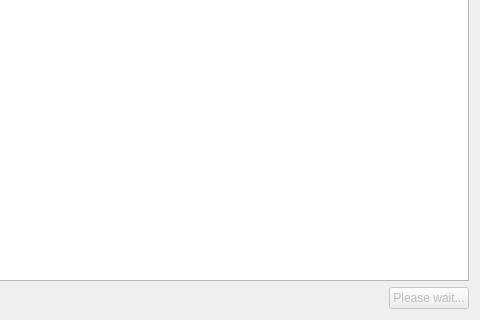
Old version of the form src/OrbitQt/MoveFilesDialog.ui in the repository google/orbit; both pictures show x 520 to 1000 and y 430 to 750 of the 1000 by 750 pixel window.
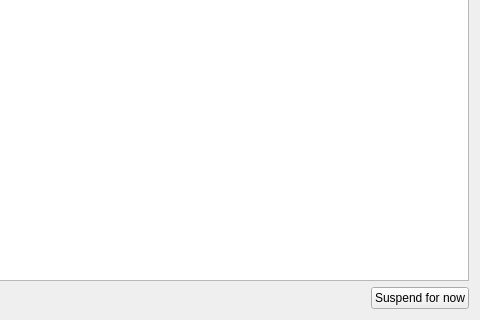
New version of the form.

What changed in the file:
```diff
--- a/src/OrbitQt/MoveFilesDialog.ui
+++ b/src/OrbitQt/MoveFilesDialog.ui
@@ -58,10 +58,7 @@
     </widget>
    </item>
    <item alignment="Qt::AlignRight">
-    <widget class="QPushButton" name="closeButton">
-     <property name="enabled">
-      <bool>false</bool>
-     </property>
+    <widget class="QPushButton" name="button">
      <property name="sizePolicy">
       <sizepolicy hsizetype="Fixed" vsizetype="Fixed">
        <horstretch>0</horstretch>
@@ -69,7 +66,10 @@
       </sizepolicy>
      </property>
      <property name="text">
-      <string>Please wait...</string>
+      <string>Suspend for now</string>
+     </property>
+     <property name="autoDefault">
+      <bool>false</bool>
      </property>
     </widget>
    </item>
```
Left out of the diff: 19 changed lines with no effect on the pictures.
